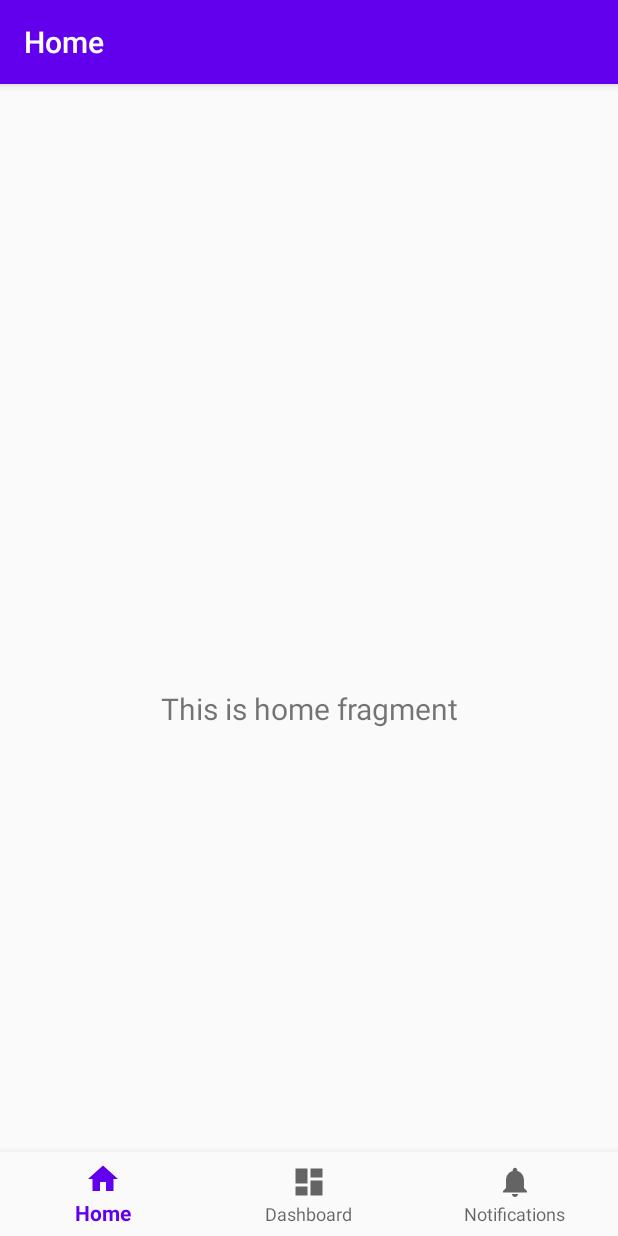
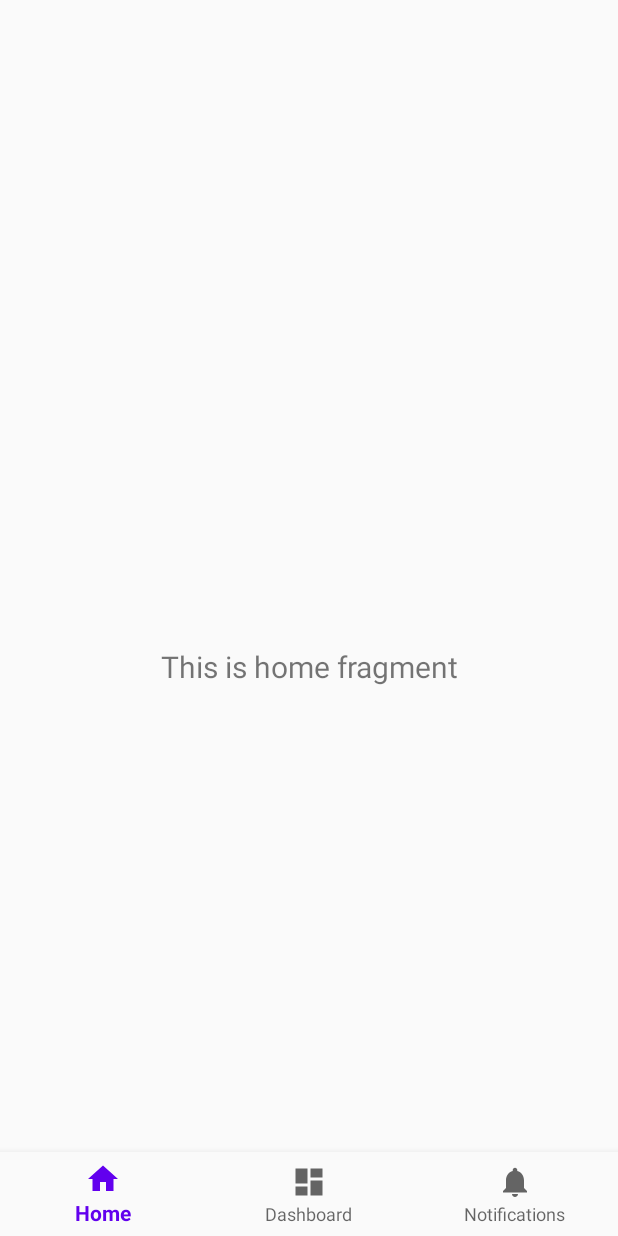
Before and after one commit to Std1o/PicSlide, an Android app: the screen it shows after launch (MainActivity), on a phone screen of 412 x 824 dp. Run offline under Robolectric (Android 15) with nearby library versions, the phone set to English and light mode, and no system bars; our stand-ins replace navigation-ui.

Commit message:
remove toolbar

```diff
--- a/app/src/main/java/com/stdio/picslide/MainActivity.java
+++ b/app/src/main/java/com/stdio/picslide/MainActivity.java
@@ -17,13 +17,8 @@
         super.onCreate(savedInstanceState);
         setContentView(R.layout.activity_main);
         BottomNavigationView navView = findViewById(R.id.nav_view);
-        // Passing each menu ID as a set of Ids because each
-        // menu should be considered as top level destinations.
-        AppBarConfiguration appBarConfiguration = new AppBarConfiguration.Builder(
-                R.id.navigation_home, R.id.navigation_dashboard, R.id.navigation_notifications)
-                .build();
         NavController navController = Navigation.findNavController(this, R.id.nav_host_fragment);
-        NavigationUI.setupActionBarWithNavController(this, navController, appBarConfiguration);
+        //NavigationUI.setupActionBarWithNavController(this, navController, appBarConfiguration);
         NavigationUI.setupWithNavController(navView, navController);
     }
 
--- a/app/src/main/res/values/styles.xml
+++ b/app/src/main/res/values/styles.xml
@@ -1,6 +1,6 @@
 <resources>
     <!-- Base application theme. -->
-    <style name="AppTheme" parent="Theme.AppCompat.Light.DarkActionBar">
+    <style name="AppTheme" parent="Theme.AppCompat.Light.NoActionBar">
         <!-- Customize your theme here. -->
         <item name="colorPrimary">@color/colorPrimary</item>
         <item name="colorPrimaryDark">@color/colorPrimaryDark</item>
```
